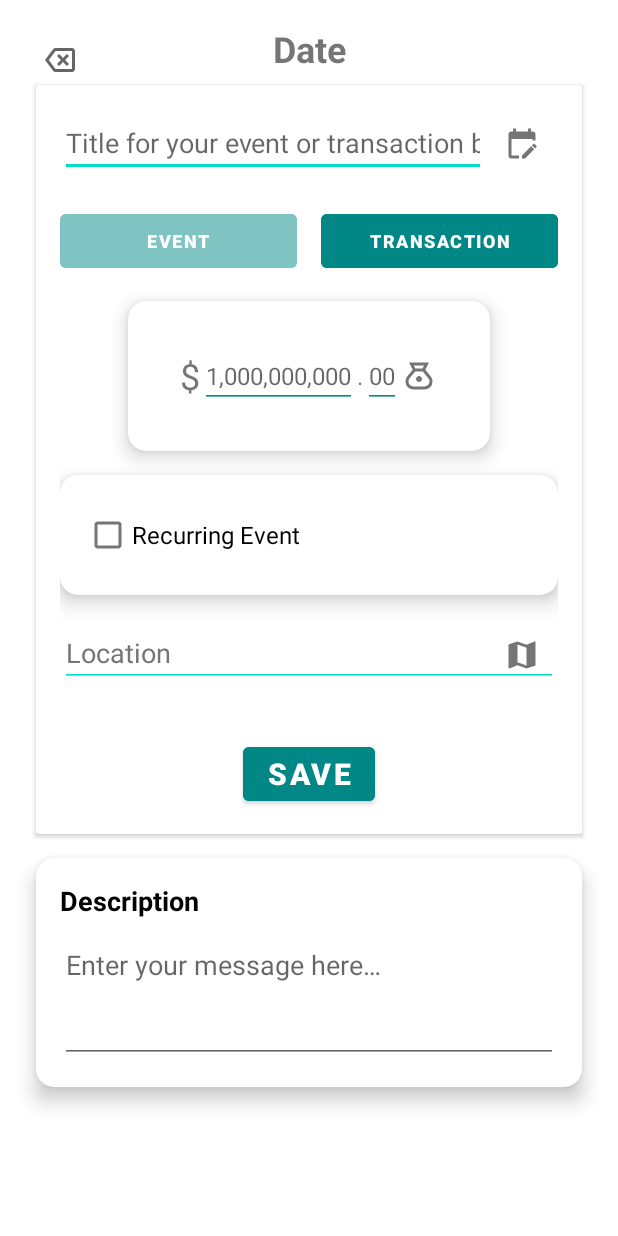
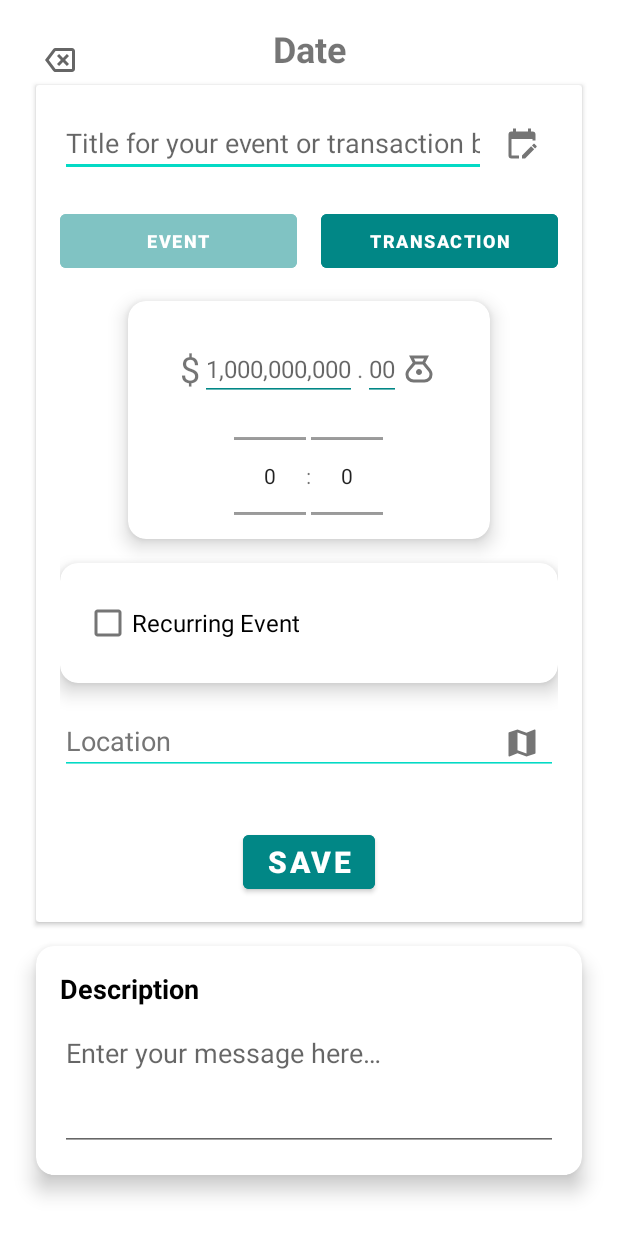
Before and after one commit to jvillanueva3651/HabitGuard, an Android app: the layout activity_event_edit.xml on its own in the app's theme, with its tools: preview values and no code run, on a phone screen of 412 x 824 dp. Run offline under Robolectric (Android 15) with nearby library versions, the phone set to English and light mode, and no system bars.

Commit message:
I think I've integrated most of Joshua update?

```diff
--- a/app/src/main/res/layout/activity_event_edit.xml
+++ b/app/src/main/res/layout/activity_event_edit.xml
@@ -199,22 +199,30 @@
                         android:id="@+id/transactionType"
                         android:layout_width="wrap_content"
                         android:layout_height="wrap_content"
+                        android:layout_marginTop="16dp"
+                        android:layout_gravity="center"
+                        android:orientation="vertical"
+                        android:visibility="visible">
+
+                        <LinearLayout
+                            android:layout_width="wrap_content"
+                            android:layout_height="wrap_content"
                             android:layout_gravity="center"
                             android:orientation="horizontal"
-                        android:visibility="visible">
-
+                            android:visibility="visible" >
                             <TextView
                                 android:id="@+id/currency"
                                 android:layout_width="wrap_content"
                                 android:layout_height="wrap_content"
+                                android:layout_gravity="center"
                                 android:text="@string/dollarSign_activity_event_edit"
-                            android:textSize="24sp"
-                            android:layout_gravity="center" /> <!-- currency -->
+                                android:textSize="24sp" /> <!-- currency -->
 
                             <EditText
                                 android:id="@+id/editTextDollars"
                                 android:layout_width="wrap_content"
                                 android:layout_height="wrap_content"
+                                android:layout_gravity="center"
                                 android:autofillHints="dollar Amount"
                                 android:hint="@string/autofillHints_editTextDollars_activity_event_edit"
                                 android:inputType="number"
@@ -227,6 +235,7 @@
                                 android:id="@+id/editTextDecimalSeparator"
                                 android:layout_width="wrap_content"
                                 android:layout_height="wrap_content"
+                                android:layout_gravity="center"
                                 android:text="@string/dotDecimal_activity_event_edit"
                                 android:textSize="16sp" />
 
@@ -234,6 +243,7 @@
                                 android:id="@+id/editTextCents"
                                 android:layout_width="wrap_content"
                                 android:layout_height="wrap_content"
+                                android:layout_gravity="center"
                                 android:hint="@string/autofillHints_editTextCents_activity_event_edit"
                                 android:autofillHints="cent Amount"
                                 android:inputType="number"
@@ -251,28 +261,33 @@
                                 android:contentDescription="@string/accessibility_btnToggleIncome_activity_event_edit"
                                 android:src="@drawable/ic_income"
                                 app:tint="#757575" /> <!-- btnToggleIncome -->
+                            </LinearLayout>
 
                         <LinearLayout
                             android:id="@+id/transactionTimeLayout"
                             android:layout_width="wrap_content"
                             android:layout_height="wrap_content"
+                            android:layout_gravity="center"
                             android:orientation="horizontal"
-                            android:visibility="gone">
+                            android:visibility="visible">
 
                             <NumberPicker
                                 android:id="@+id/transactionHourPicker"
                                 android:layout_width="48dp"
-                                android:layout_height="100dp" />
+                                android:layout_height="100dp"
+                                android:layout_gravity="center" />
 
                             <TextView
                                 android:layout_width="wrap_content"
                                 android:layout_height="wrap_content"
+                                android:layout_gravity="center"
                                 android:text="@string/divider_activity_event_edit"/>
 
                             <NumberPicker
                                 android:id="@+id/transactionMinutePicker"
                                 android:layout_width="48dp"
-                                android:layout_height="100dp" />
+                                android:layout_height="100dp"
+                                android:layout_gravity="center"/>
                         </LinearLayout>
 
                     </LinearLayout> <!-- transactionType, currency, editTextMoney, btnToggleIncome -->
```
Also changed, not shown: app/src/main/java/com/washburn/habitguard/ui/calendar/EventEditActivity.kt (+103 -15 lines). Lines whose indentation alone changed are shown as unchanged.
